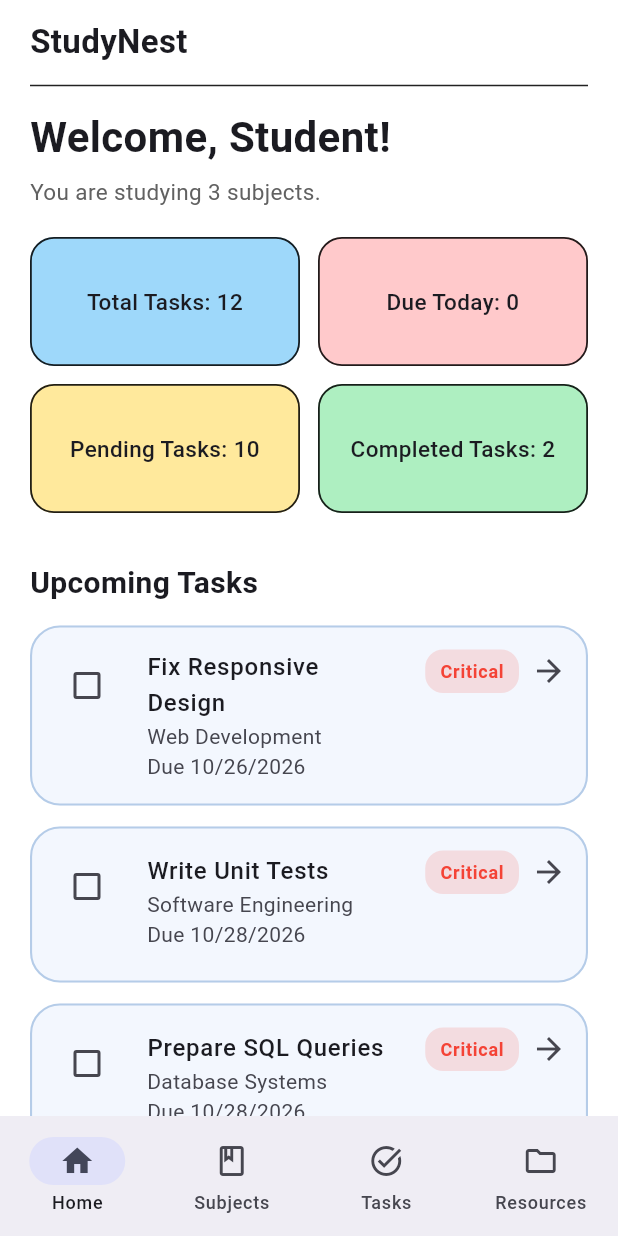
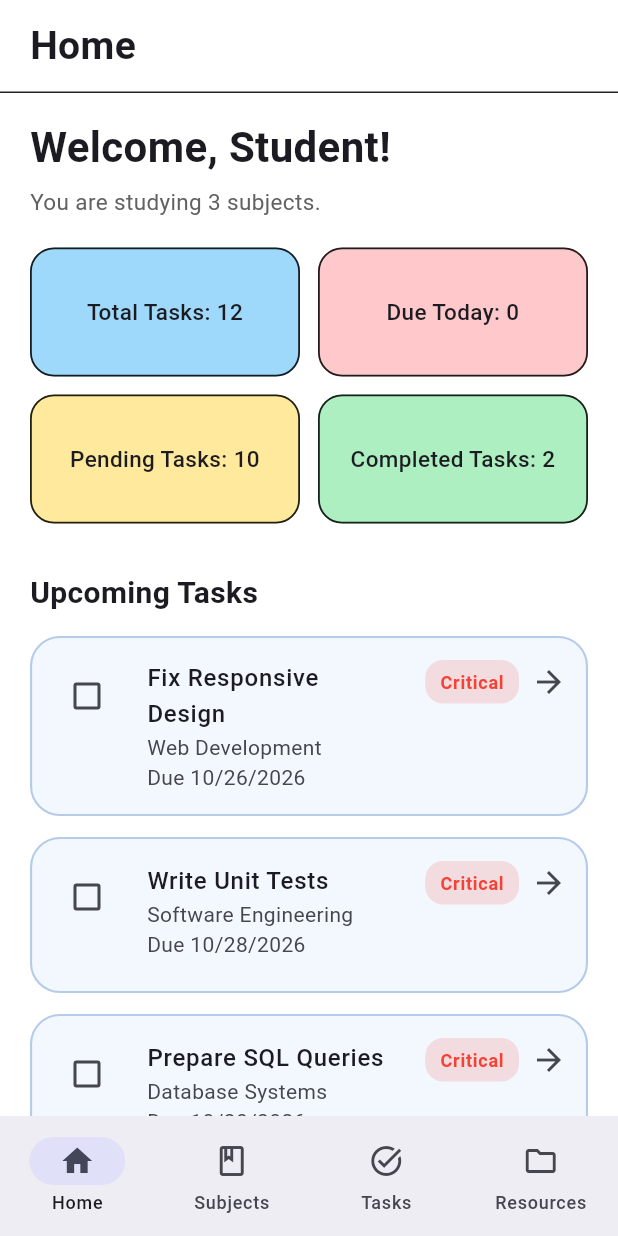
Before and after one commit to L1Pendz/studynest, a Flutter app: the screen it shows after launch, on a phone screen of 412 x 824 dp. Run offline on Flutter 3.47's test engine with Material 3 defaults, Android fonts, the phone set to English and light mode, and no system bars; our stand-ins replace drift, drift_flutter, file_picker, open_filex; accounts and stored records are empty; generated files the repository leaves out were written again.

Commit message:
style: match home header layout to other screens

```diff
--- a/lib/screens/home/home_screen.dart
+++ b/lib/screens/home/home_screen.dart
@@ -51,14 +51,15 @@ class HomeScreen extends StatelessWidget {
     return Scaffold(
       backgroundColor: Colors.white,
       body: SafeArea(
+        child: Column(
+          crossAxisAlignment: CrossAxisAlignment.start,
+          children: [
+            _buildHeader(),
+            const Divider(height: 1, color: Colors.black87),
+            Expanded(
               child: ListView(
-          padding: const EdgeInsets.fromLTRB(20, 12, 20, 28),
+                padding: const EdgeInsets.fromLTRB(20, 16, 20, 28),
                 children: [
-            const Text(
-              'StudyNest',
-              style: TextStyle(fontSize: 22, fontWeight: FontWeight.w600),
-            ),
-            const Divider(height: 28, color: Colors.black87),
                   const Text(
                     'Welcome, Student!',
                     style: TextStyle(fontSize: 28, fontWeight: FontWeight.w600),
@@ -94,15 +95,39 @@ class HomeScreen extends StatelessWidget {
                         task: task,
                         subject:
                             subjects
-                          .where((subject) => subject.id == task.subjectId)
+                                .where(
+                                  (subject) => subject.id == task.subjectId,
+                                )
                                 .firstOrNull ??
-                      Subject(id: task.subjectId, name: 'Unknown subject'),
+                            Subject(
+                              id: task.subjectId,
+                              name: 'Unknown subject',
+                            ),
                         onTap: () => onTaskTap(task),
                         onCompletionChanged: (isCompleted) =>
                             onCompletionChanged(task, isCompleted),
                       ),
                 ],
               ),
+            ),
+          ],
+        ),
+      ),
+    );
+  }
+
+  Widget _buildHeader() {
+    return Padding(
+      padding: const EdgeInsets.fromLTRB(20, 12, 16, 12),
+      child: Row(
+        children: const [
+          Expanded(
+            child: Text(
+              'Home',
+              style: TextStyle(fontSize: 26, fontWeight: FontWeight.w600),
+            ),
+          ),
+        ],
       ),
     );
   }
```
Lines whose indentation alone changed are shown as unchanged.
